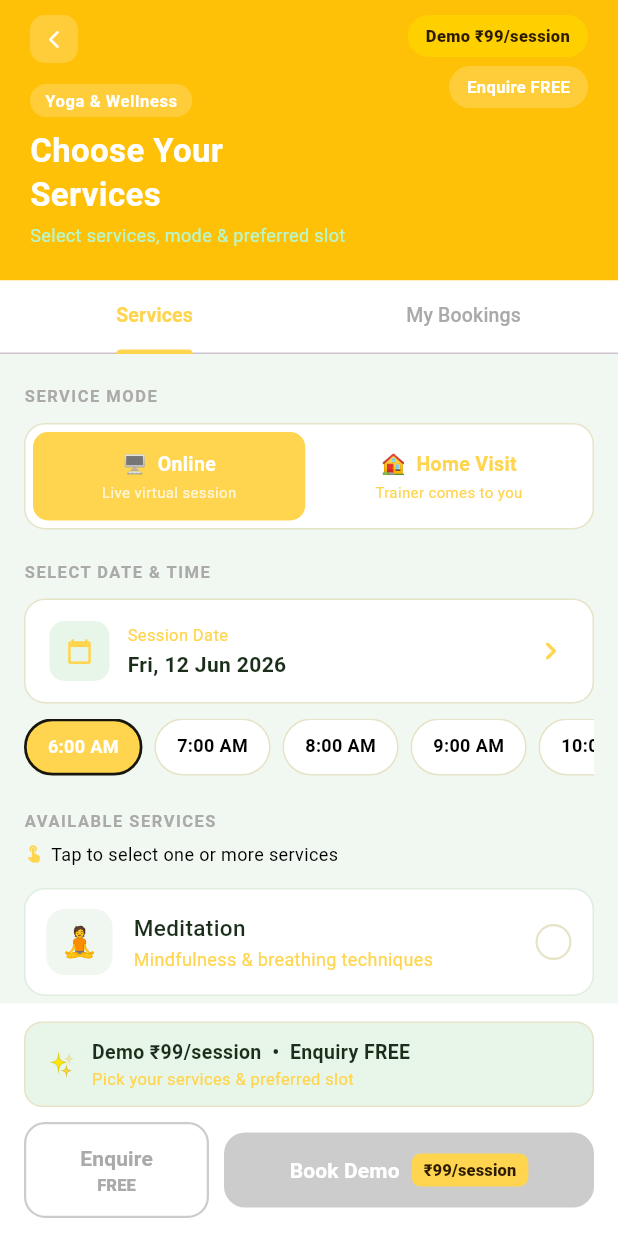
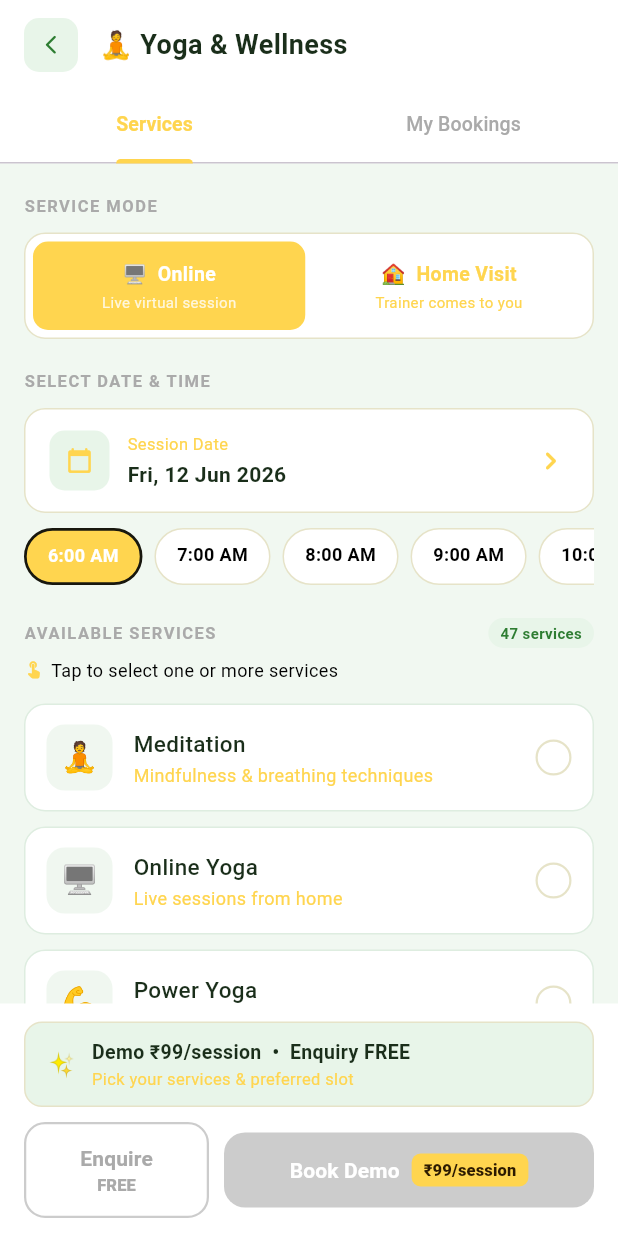
Before and after one commit to mrcoachofficial/mr-coach-app-ios, a Flutter app: the YogaServiceScreen screen opened directly, on a phone screen of 412 x 824 dp. Run offline on Flutter 3.47's test engine with Material 3 defaults, Android fonts, the phone set to English and light mode, and no system bars; our stand-ins replace cached_network_image, geolocator, google_sign_in, image_picker, permission_handler, share_plus and 2 more; missing offline and left inert: dart:html, dart:js, dart:ui_web, onesignal_flutter, razorpay_flutter, scratcher; accounts and stored records are empty; network calls fail.

Commit message:
feat: Category-specific service filtering and optimized booking screen layout

```diff
--- a/lib/home screens/yoga_service_screen.dart
+++ b/lib/home screens/yoga_service_screen.dart
@@ -544,10 +544,123 @@
     }
   }
 
+  String? _getCategoryFromCMS(String serviceName) {
+    if (ApiService.cachedServices != null) {
+      for (var s in ApiService.cachedServices!) {
+        if (s is Map &&
+            s['title'] != null &&
+            s['title'].toString().toLowerCase().trim() ==
+                serviceName.toLowerCase().trim()) {
+          return s['category']?.toString();
+        }
+      }
+    }
+    return null;
+  }
+
+  bool _shouldShowService(YogaService service) {
+    if (widget.categoryName == null) return true;
+
+    final selectedCat = widget.categoryName!.toLowerCase().trim();
+
+    // 1. Try to find the category from CMS mappings (ApiService.cachedServices)
+    final cmsCategory = _getCategoryFromCMS(service.name);
+    if (cmsCategory != null) {
+      final cmsCatLower = cmsCategory.toLowerCase().trim();
+      if (cmsCatLower == selectedCat) return true;
+      if (selectedCat.contains('fitness') && cmsCatLower.contains('fitness')) return true;
+      if (selectedCat.contains('physio') && cmsCatLower.contains('physio')) return true;
+      if ((selectedCat.contains('yoga') || selectedCat.contains('wellness')) &&
+          (cmsCatLower.contains('yoga') || cmsCatLower.contains('wellness'))) return true;
+      if (selectedCat.contains('sport') && cmsCatLower.contains('sport')) return true;
+      if ((selectedCat.contains('diet') || selectedCat.contains('nutrition')) &&
+          (cmsCatLower.contains('diet') || cmsCatLower.contains('nutrition'))) return true;
+      if (cmsCatLower.contains(selectedCat) || selectedCat.contains(cmsCatLower)) return true;
+
+      return false;
+    }
+
+    // 2. Try to derive from existing category-service relationships (using names/IDs)
+    final lowerName = service.name.toLowerCase();
+    if (selectedCat.contains('diet') || selectedCat.contains('nutrition')) {
+      final ids = ['40', '41', '42', '43', '44', '45', '46'];
+      return ids.contains(service.id) ||
+          lowerName.contains('diet') ||
+          lowerName.contains('nutrition');
+    } else if (selectedCat.contains('fitness')) {
+      final ids = ['7', '8', '9', '10', '11', '12', '13', '14'];
+      return ids.contains(service.id) ||
+          lowerName.contains('fitness') ||
+          lowerName.contains('gym') ||
+          lowerName.contains('strength') ||
+          lowerName.contains('body') ||
+          lowerName.contains('weight') ||
+          lowerName.contains('kids fitness') ||
+          lowerName.contains('senior') ||
+          lowerName.contains('muscle') ||
+          lowerName.contains('trainer') ||
+          lowerName.contains('toning') ||
+          lowerName.contains('functional');
+    } else if (selectedCat.contains('physio')) {
+      final ids = ['15', '16', '17', '18', '19', '20', '21', '22', '23'];
+      return ids.contains(service.id) ||
+          lowerName.contains('physio') ||
+          lowerName.contains('surgery') ||
+          lowerName.contains('rehab') ||
+          lowerName.contains('pain') ||
+          lowerName.contains('mobility') ||
+          lowerName.contains('elderly') ||
+          lowerName.contains('recovery') ||
+          lowerName.contains('care');
+    } else if (selectedCat.contains('yoga') || selectedCat.contains('wellness')) {
+      final ids = ['0', '1', '2', '3', '4', '5', '6'];
+      return ids.contains(service.id) ||
+          lowerName.contains('yoga') ||
+          lowerName.contains('stress') ||
+          lowerName.contains('pregnancy') ||
+          lowerName.contains('meditation') ||
+          lowerName.contains('breath') ||
+          lowerName.contains('relaxation');
+    } else if (selectedCat.contains('sport')) {
+      final ids = ['30', '31', '32', '33', '34', '35', '36', '37', '38', '39'];
+      return ids.contains(service.id) ||
+          lowerName.contains('sport') ||
+          lowerName.contains('athletics') ||
+          lowerName.contains('badminton') ||
+          lowerName.contains('boxing') ||
+          lowerName.contains('kickboxing') ||
+          lowerName.contains('cricket') ||
+          lowerName.contains('football') ||
+          lowerName.contains('karate') ||
+          lowerName.contains('skating') ||
+          lowerName.contains('swimming') ||
+          lowerName.contains('running') ||
+          lowerName.contains('marathon');
+    } else if (selectedCat.contains('therapy')) {
+      final ids = ['24', '25', '26', '27', '28', '29'];
+      return ids.contains(service.id) ||
+          lowerName.contains('therapy') ||
+          lowerName.contains('acupressure') ||
+          lowerName.contains('acupuncture') ||
+          lowerName.contains('naturopathy') ||
+          lowerName.contains('healing');
+    }
+
+    return true;
+  }
+
   @override
   Widget build(BuildContext context) {
     final selectedServices =
         kYogaServices.where((s) => _selected.contains(s.id)).toList();
+
+    final filteredServices = kYogaServices.where((s) {
+      if (widget.preSelectedServiceName != null &&
+          s.name.toLowerCase().trim() == widget.preSelectedServiceName!.toLowerCase().trim()) {
+        return true;
+      }
+      return _shouldShowService(s);
+    }).toList();
 
     return Scaffold(
       backgroundColor: kPrimaryBg,
@@ -623,6 +736,7 @@
                   onTimeChanged: (t) => setState(() => _selectedTime = t),
                   preSelectedServiceName: widget.preSelectedServiceName,
                   availableTimeSlots: _availableTimeSlotsForSelectedDate,
+                  filteredServices: filteredServices,
                 ),
                 _MyBookingsTab(bookings: _sessionBookings),
               ],
@@ -739,143 +853,54 @@
   final String? categoryName;
   const _Header({this.preSelectedName, this.categoryName});
 
+  String _getCategoryEmoji(String? categoryName) {
+    if (categoryName == null) return '🧘';
+    final cat = categoryName.toLowerCase();
+    if (cat.contains('fitness')) return '🏋️';
+    if (cat.contains('physio')) return '🩺';
+    if (cat.contains('yoga') || cat.contains('wellness')) return '🧘';
+    if (cat.contains('sport')) return '⚽';
+    if (cat.contains('diet') || cat.contains('nutrition')) return '🥗';
+    if (cat.contains('therapy')) return '💆';
+    return '📋';
+  }
+
   @override
   Widget build(BuildContext context) {
     return Container(
       width: double.infinity,
-      decoration: const BoxDecoration(
-        gradient: LinearGradient(
-          colors: [Color(0xFFFFC107), Color(0xFFFFC107)],
-          begin: Alignment.topLeft,
-          end: Alignment.bottomRight,
-        ),
+      color: Colors.white,
+      padding: EdgeInsets.only(
+        top: MediaQuery.of(context).padding.top + 12,
+        left: 16,
+        right: 16,
+        bottom: 12,
       ),
-      padding: EdgeInsets.only(
-        top: MediaQuery.of(context).padding.top + 10,
-        left: 20,
-        right: 20,
-        bottom: 22,
-      ),
-      child: Stack(
+      child: Row(
         children: [
-          Column(
-            crossAxisAlignment: CrossAxisAlignment.start,
-            children: [
-              Row(
-                children: [
-                  GestureDetector(
-                    onTap: () => Navigator.pop(context),
-                    child: Container(
-                      width: 32,
-                      height: 32,
-                      decoration: BoxDecoration(
-                        color: Colors.white.withOpacity(0.20),
-                        borderRadius: BorderRadius.circular(10),
-                      ),
-                      child: const Icon(Icons.arrow_back_ios_new_rounded,
-                          color: Colors.white, size: 14),
-                    ),
-                  ),
-                ],
-              ),
-              const SizedBox(height: 14),
-              if (preSelectedName != null)
-                Container(
-                  margin: const EdgeInsets.only(bottom: 8),
-                  padding:
-                      const EdgeInsets.symmetric(horizontal: 10, vertical: 4),
-                  decoration: BoxDecoration(
-                    color: Colors.white,
-                    borderRadius: BorderRadius.circular(20),
-                  ),
-                  child: Row(
-                    mainAxisSize: MainAxisSize.min,
-                    children: [
-                      const Icon(Icons.check_circle_rounded,
-                          size: 13, color: Color(0xFF2E7D32)),
-                      const SizedBox(width: 5),
-                      Text(
-                        '$preSelectedName selected',
-                        style: const TextStyle(
-                          color: Color(0xFF2E7D32),
-                          fontSize: 11,
-                          fontWeight: FontWeight.w700,
-                        ),
-                      ),
-                    ],
-                  ),
-                ),
-              Container(
-                padding:
-                    const EdgeInsets.symmetric(horizontal: 10, vertical: 3),
-                decoration: BoxDecoration(
-                  color: Colors.white.withOpacity(0.20),
-                  borderRadius: BorderRadius.circular(20),
-                ),
-                child: Text(
-                  categoryName ?? 'Yoga & Wellness',
-                  style: const TextStyle(
-                      color: Colors.white,
-                      fontSize: 11,
-                      fontWeight: FontWeight.w600,
-                      letterSpacing: 0.4),
-                ),
-              ),
-              const SizedBox(height: 8),
-              const Text(
-                'Choose Your\nServices',
-                style: TextStyle(
-                  color: Colors.white,
-                  fontSize: 22,
-                  fontWeight: FontWeight.w700,
-                  height: 1.3,
-                ),
-              ),
-              const SizedBox(height: 4),
-              const Text(
-                'Select services, mode & preferred slot',
-                style: TextStyle(color: Color(0xFFB9F6CA), fontSize: 12),
-              ),
-            ],
+          GestureDetector(
+            onTap: () => Navigator.pop(context),
+            child: Container(
+              width: 36,
+              height: 36,
+              decoration: BoxDecoration(
+                color: const Color(0xFFE8F5E9),
+                borderRadius: BorderRadius.circular(10),
+              ),
+              child: const Icon(
+                Icons.arrow_back_ios_new_rounded,
+                color: Color(0xFF2E7D32),
+                size: 15,
+              ),
+            ),
           ),
-          Positioned(
-            top: 0,
-            right: 0,
-            child: Column(
-              crossAxisAlignment: CrossAxisAlignment.end,
-              children: [
-                Container(
-                  padding:
-                      const EdgeInsets.symmetric(horizontal: 12, vertical: 6),
-                  decoration: BoxDecoration(
-                    color: const Color.fromARGB(255, 255, 208, 0),
-                    borderRadius: BorderRadius.circular(20),
-                  ),
-                  child: const Text(
-                    'Demo ₹99/session',
-                    style: TextStyle(
-                        color: Color(0xFF2C1A00),
-                        fontSize: 11,
-                        fontWeight: FontWeight.w800),
-                  ),
-                ),
-                const SizedBox(height: 6),
-                Container(
-                  padding:
-                      const EdgeInsets.symmetric(horizontal: 12, vertical: 6),
-                  decoration: BoxDecoration(
-                    color: Colors.white.withOpacity(0.20),
-                    borderRadius: BorderRadius.circular(20),
-                  ),
-                  child: const Text(
-                    'Enquire FREE',
-                    style: TextStyle(
-                        color: Colors.white,
-                        fontSize: 11,
-                        fontWeight: FontWeight.w700),
-                  ),
-                ),
-              ],
+          const SizedBox(width: 14),
+          Text(
+            '${_getCategoryEmoji(categoryName)} ${categoryName ?? "Yoga & Wellness"}',
+            style: const TextStyle(
+              color: Color(0xFF1A2E1A),
+              fontSize: 18,
+              fontWeight: FontWeight.bold,
             ),
           ),
         ],
@@ -894,6 +919,7 @@
   final void Function(String) onTimeChanged;
   final String? preSelectedServiceName;
   final List<String> availableTimeSlots;
+  final List<YogaService> filteredServices;
 
   const _ServicesTab({
     required this.selected,
@@ -905,6 +931,7 @@
     required this.onPickDate,
     required this.onTimeChanged,
     required this.availableTimeSlots,
+    required this.filteredServices,
     this.preSelectedServiceName,
   });
 
@@ -1048,7 +1075,27 @@
           ),
         ),
         const SizedBox(height: 22),
-        _SectionLabel(label: 'AVAILABLE SERVICES'),
+        Row(
+          mainAxisAlignment: MainAxisAlignment.spaceBetween,
+          children: [
+            const _SectionLabel(label: 'AVAILABLE SERVICES'),
+            Container(
+              padding: const EdgeInsets.symmetric(horizontal: 8, vertical: 3),
+              decoration: BoxDecoration(
+                color: const Color(0xFFE8F5E9),
+                borderRadius: BorderRadius.circular(10),
+              ),
+              child: Text(
+                '${filteredServices.length} services',
+                style: const TextStyle(
+                  color: Color(0xFF2E7D32),
+                  fontSize: 10,
+                  fontWeight: FontWeight.w700,
+                ),
+              ),
+            ),
+          ],
+        ),
         const SizedBox(height: 6),
         const Row(
           children: [
@@ -1060,7 +1107,7 @@
         ),
         const SizedBox(height: 14),
 
-        ...kYogaServices.map((s) => Padding(
+        ...filteredServices.map((s) => Padding(
               padding: const EdgeInsets.only(bottom: 10),
               child: _ServiceCard(
                 service: s,
```
Also changed, not shown: 1 other file.
